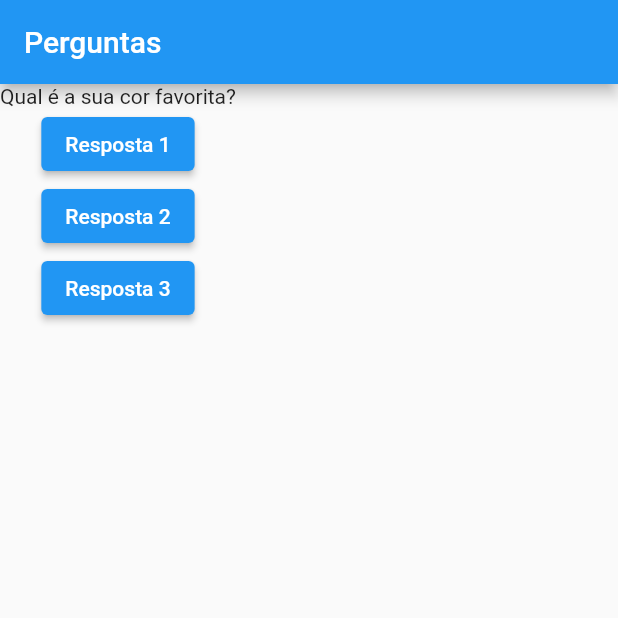
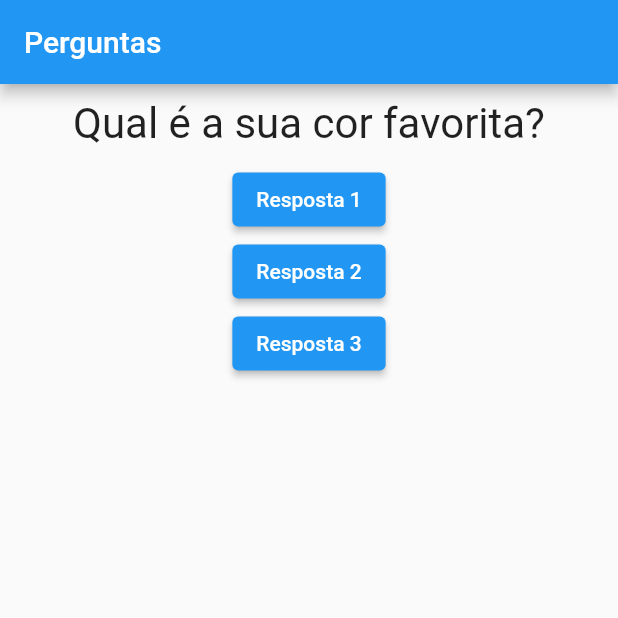
Before and after one commit to Eduardo-Alves-de-Sousa/quiz, a Flutter app: the screen it shows after launch, on a phone screen of 412 x 824 dp, the top half of it. Run offline on Flutter 3.47's test engine with Material 2 defaults, Android fonts, the phone set to English and light mode, and no system bars.

Commit message:
Aplicando Estilo ao Widget Questao

```diff
--- a/quiz/lib/questao.dart
+++ b/quiz/lib/questao.dart
@@ -8,6 +8,16 @@ class Questao extends StatelessWidget {
 
   @override
   Widget build(BuildContext context) {
-    return Text(texto);
+    return Container(
+      width: double.infinity,
+      margin: const EdgeInsets.all(10),
+      child: Text(
+        texto,
+        style: const TextStyle(
+          fontSize: 28,
+        ),
+        textAlign: TextAlign.center,
+      ),
+    );
   }
 }
```
